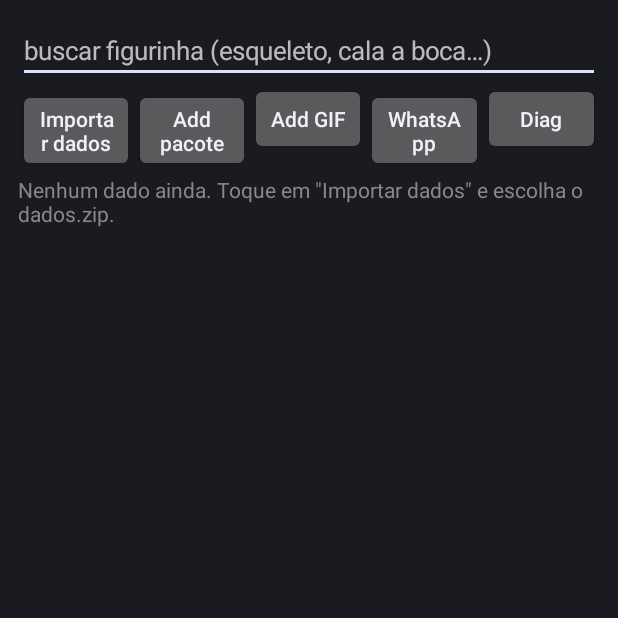
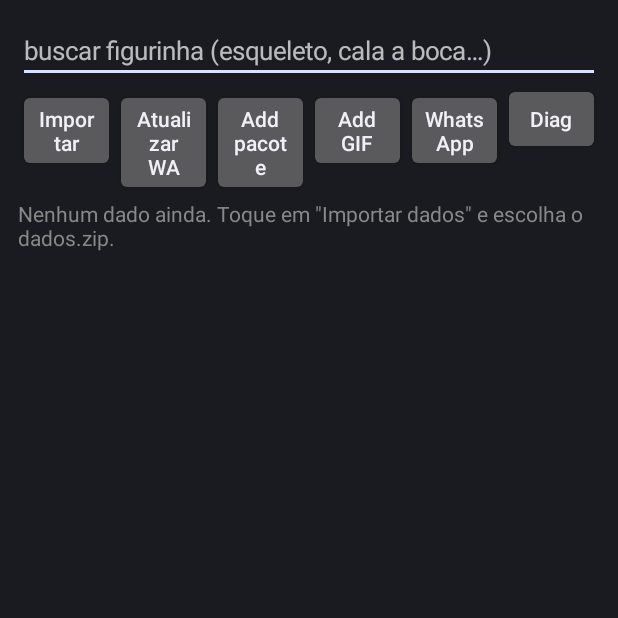
Before and after one commit to rfaelvitor/figurinhas-busca, an Android app: the screen it shows after launch (MainActivity), after a tap on "Add pacote", on a phone screen of 412 x 824 dp, the top half of it. Run offline under Robolectric (Android 15) with nearby library versions, the phone set to English and light mode, and no system bars.

Commit message:
Botao pra reenviar os pacotes ao WhatsApp e log do retorno

```diff
--- a/app/src/main/java/br/rafael/figurinhas/MainActivity.kt
+++ b/app/src/main/java/br/rafael/figurinhas/MainActivity.kt
@@ -47,7 +47,8 @@ class MainActivity : Activity() {
         val botoes = LinearLayout(this).apply { orientation = LinearLayout.HORIZONTAL }
         fun botao(t: String, acao: () -> Unit) = Button(this).apply { text = t; isAllCaps = false; setOnClickListener { acao() } }
             .also { botoes.addView(it, LinearLayout.LayoutParams(0, ViewGroup.LayoutParams.WRAP_CONTENT, 1f)) }
-        botao("Importar dados") { escolherZip() }
+        botao("Importar") { escolherZip() }
+        botao("Atualizar WA") { atualizarNoWhatsApp() }
         botao("Add pacote") { adicionar(Store.PACK_EST, "🔍 Busca") }
         botao("Add GIF") { adicionar(Store.PACK_ANIM, "🔍 Busca GIF") }
         botao("WhatsApp") { abrirWhatsApp() }
@@ -107,8 +108,14 @@ class MainActivity : Activity() {
     override fun onActivityResult(req: Int, res: Int, data: Intent?) {
         super.onActivityResult(req, res, data)
         if (req == 10 && res == RESULT_OK) data?.data?.let { importar(it) }
-        if (req == 200 && res == RESULT_CANCELED && data?.getStringExtra("validation_error") != null) {
-            status.text = "WhatsApp recusou o pacote: ${data.getStringExtra("validation_error")}"
+        if (req in 200..202) {
+            val extras = data?.extras?.keySet()?.joinToString { k -> "$k=${data.extras?.get(k)}" } ?: "-"
+            Store.log(this, "retorno add pacote req=$req res=$res extras=$extras")
+            if (res == RESULT_CANCELED && data?.getStringExtra("validation_error") != null) {
+                status.text = "WhatsApp recusou o pacote: ${data.getStringExtra("validation_error")}"
+            }
+            // depois do pacote normal, pede o de gif
+            if (req == 201) adicionar(Store.PACK_ANIM, "🔍 Busca GIF", 202)
         }
     }
 
@@ -140,11 +147,21 @@ class MainActivity : Activity() {
         }
     }
 
-    private fun adicionar(id: String, nome: String) {
+    // hipotese: o whatsapp so rele as figurinhas quando o pacote e "adicionado" de novo
+    private fun atualizarNoWhatsApp() {
+        ui.removeCallbacks(atualizarPacotes)
+        io.execute {
+            Store.preencherPacotes(this, lista)
+            ui.post { adicionar(Store.PACK_EST, "🔍 Busca", 201) }
+        }
+    }
+
+    private fun adicionar(id: String, nome: String, req: Int = 200) {
         val i = Intent("com.whatsapp.intent.action.ENABLE_STICKER_PACK").apply {
             putExtra("sticker_pack_id", id); putExtra("sticker_pack_authority", Store.AUTH); putExtra("sticker_pack_name", nome)
         }
-        try { startActivityForResult(i, 200) } catch (e: ActivityNotFoundException) {
+        Store.log(this, "pedindo add/atualizar do pacote $id")
+        try { startActivityForResult(i, req) } catch (e: ActivityNotFoundException) {
             Toast.makeText(this, "WhatsApp não encontrado", Toast.LENGTH_LONG).show()
         }
     }
```
